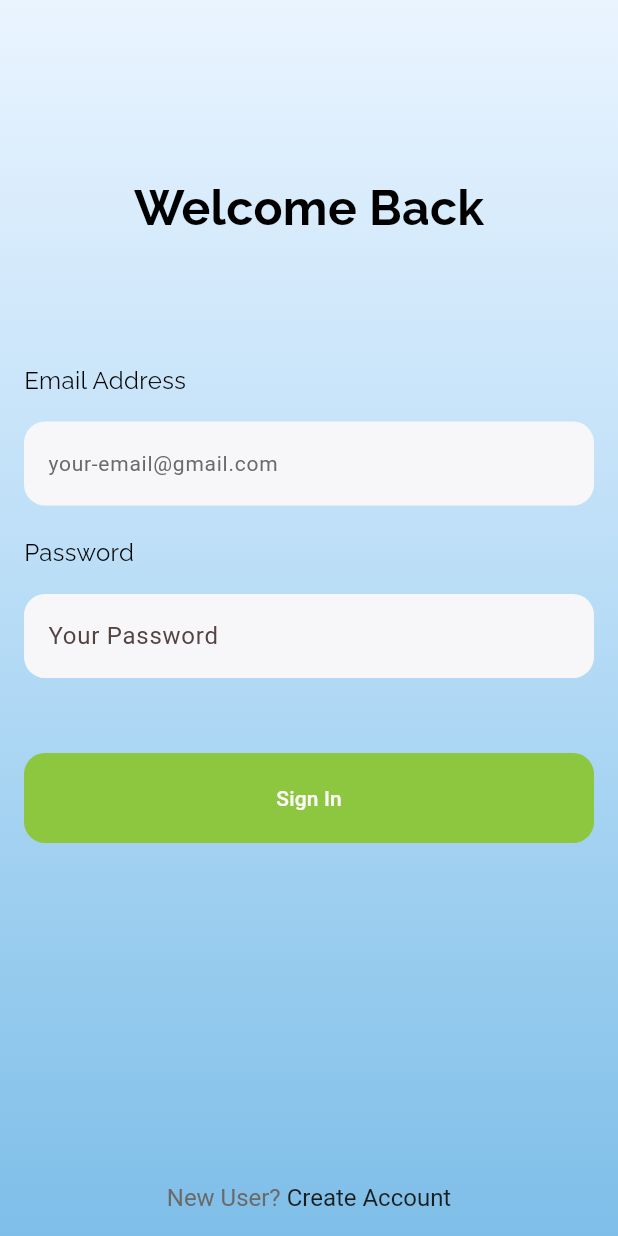
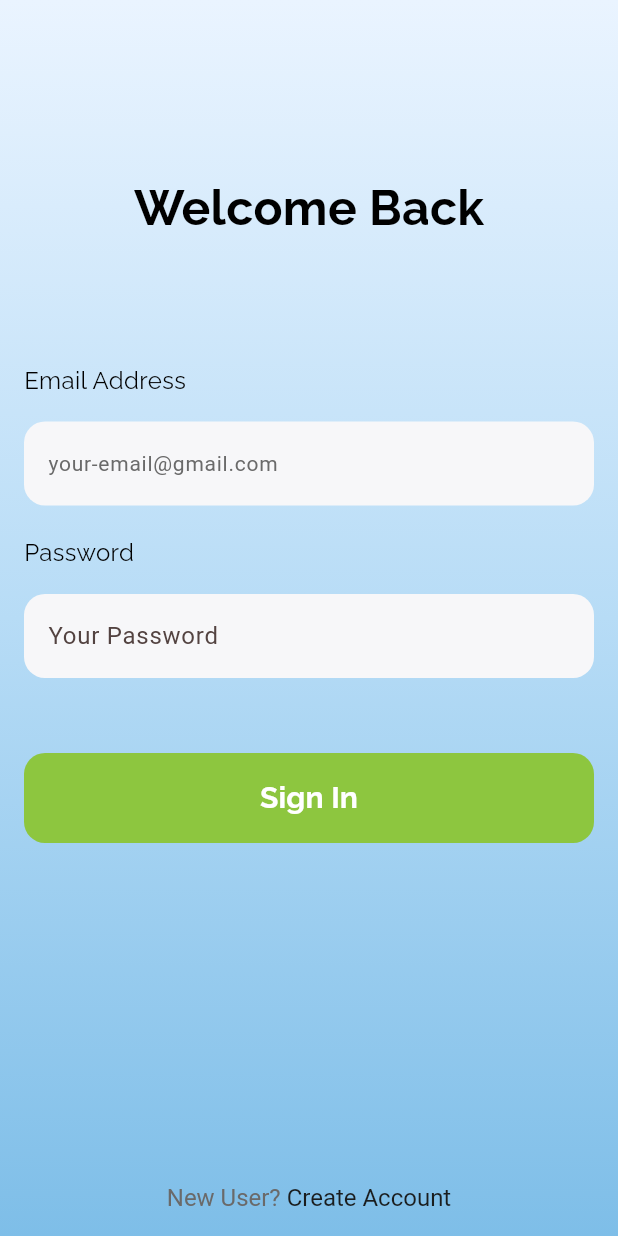
Before and after one commit to Itzkeio/flutter_projectReal, a Flutter app: the screen it shows after launch, on a phone screen of 412 x 824 dp. Run offline on Flutter 3.47's test engine with Material 3 defaults, Android fonts, the phone set to English and light mode, and no system bars; our stand-ins replace cloud_firestore, firebase_auth, firebase_core, flutter_image_compress, fluttertoast, google_fonts and 1 more; missing offline and left inert: mobile_scanner; accounts and stored records are empty.

Commit message:
Changing fonts on login and sign up button

```diff
--- a/lib/login/login.dart
+++ b/lib/login/login.dart
@@ -160,9 +160,13 @@ class Login extends StatelessWidget {
           context: context
         );
       },
-      child: const Text("Sign In", style: TextStyle(
-        color: Colors.white,
-        ),
+      child: Text("Sign In", style: GoogleFonts.raleway(
+            textStyle: const TextStyle(
+              color: Colors.white,
+              fontWeight: FontWeight.bold ,
+              fontSize: 20
+            ),
+      ),
       ),
     );
   }
```
Also changed, not shown: lib/signup/signup.dart (+8 -4 lines).
